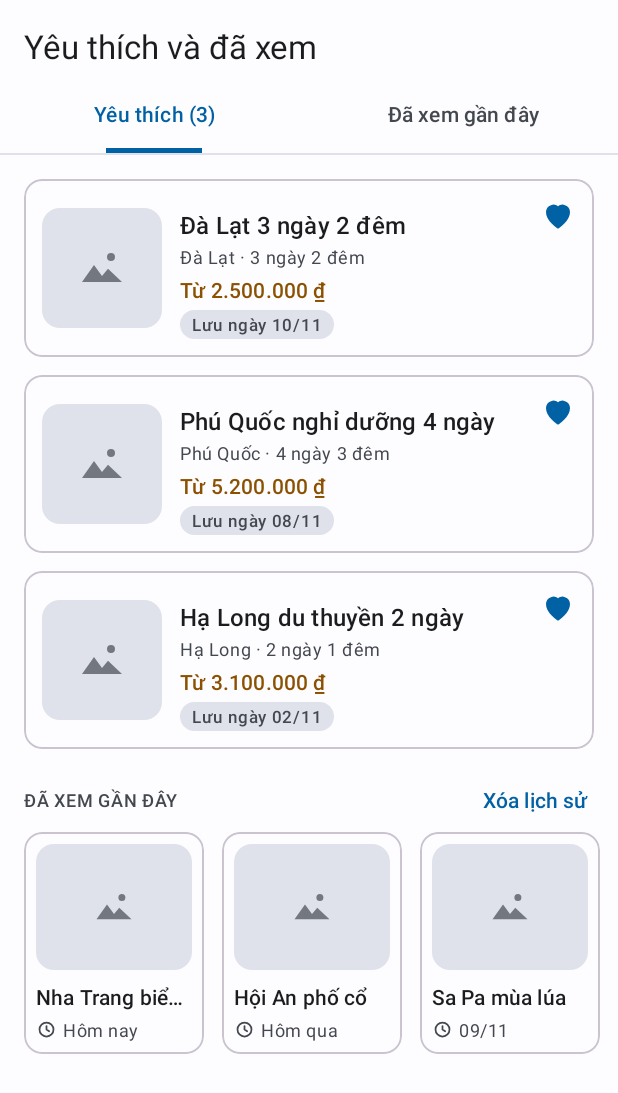
After one commit to SonT23/Android-UMT26-04, an Android app: the fragment YeuThichFragment shown on its own in the app's theme, on a phone screen of 412 x 824 dp. The commit adds this screen. Shown: the top 1093 px of the screen. Run offline under Robolectric (Android 15) with nearby library versions, the phone set to English and light mode, and no system bars.

Commit message:
[+] Layout A21 Yêu thích và đã xem

```diff
--- /dev/null
+++ b/Source/TourApp/app/src/main/java/vn/edu/umt/tour/ui/khach/khampha/DaXemAdapter.kt
@@ -0,0 +1,41 @@
+package vn.edu.umt.tour.ui.khach.khampha
+
+import android.view.LayoutInflater
+import android.view.View
+import android.view.ViewGroup
+import android.widget.TextView
+import androidx.recyclerview.widget.RecyclerView
+import vn.edu.umt.tour.R
+
+// Adapter cho ô tour đã xem ở A21 (dùng cho cả dải ngang và lưới)
+class DaXemAdapter(private val daXem: List<DaXemMau>) :
+    RecyclerView.Adapter<DaXemAdapter.ViewHolder>() {
+
+    var onClick: ((DaXemMau) -> Unit)? = null
+
+    inner class ViewHolder(itemView: View) : RecyclerView.ViewHolder(itemView) {
+        val tenTV = itemView.findViewById<TextView>(R.id.tenTV)
+        val thoiGianTV = itemView.findViewById<TextView>(R.id.thoiGianTV)
+
+        init {
+            itemView.setOnClickListener {
+                onClick?.invoke(daXem[bindingAdapterPosition])
+            }
+        }
+    }
+
+    override fun onCreateViewHolder(parent: ViewGroup, viewType: Int): ViewHolder {
+        val inflater = LayoutInflater.from(parent.context)
+        val view = inflater.inflate(R.layout.item_a21_da_xem, parent, false)
+        return ViewHolder(view)
+    }
+
+    override fun getItemCount(): Int {
+        return daXem.size
+    }
+
+    override fun onBindViewHolder(holder: ViewHolder, position: Int) {
+        holder.tenTV.text = daXem[position].ten
+        holder.thoiGianTV.text = daXem[position].thoiGian
+    }
+}
--- a/Source/TourApp/app/src/main/java/vn/edu/umt/tour/ui/khach/khampha/DuLieuMau.kt
+++ b/Source/TourApp/app/src/main/java/vn/edu/umt/tour/ui/khach/khampha/DuLieuMau.kt
@@ -71,3 +71,29 @@ fun taoDotMau(): ArrayList<DotMau> {
         DotMau("30/10 đến 01/11/2026", "Người lớn 2.400.000 ₫, trẻ em 1.440.000 ₫", 0)
     )
 }
+
+// A21: tour đã lưu yêu thích. Nhãn xám ghi ngày lưu.
+fun taoYeuThichMau(): ArrayList<TourMau> {
+    return arrayListOf(
+        TourMau("Đà Lạt 3 ngày 2 đêm", "Đà Lạt · 3 ngày 2 đêm", "Từ 2.500.000 ₫", "Lưu ngày 10/11", true, true),
+        TourMau("Phú Quốc nghỉ dưỡng 4 ngày", "Phú Quốc · 4 ngày 3 đêm", "Từ 5.200.000 ₫", "Lưu ngày 08/11", true, true),
+        TourMau("Hạ Long du thuyền 2 ngày", "Hạ Long · 2 ngày 1 đêm", "Từ 3.100.000 ₫", "Lưu ngày 02/11", true, true)
+    )
+}
+
+// A21: tour đã xem gần đây
+class DaXemMau(
+    val ten: String,
+    val thoiGian: String
+)
+
+fun taoDaXemMau(): ArrayList<DaXemMau> {
+    return arrayListOf(
+        DaXemMau("Nha Trang biển đảo", "Hôm nay"),
+        DaXemMau("Hội An phố cổ", "Hôm qua"),
+        DaXemMau("Sa Pa mùa lúa", "09/11"),
+        DaXemMau("Đà Lạt 3 ngày 2 đêm", "08/11"),
+        DaXemMau("Phú Quốc nghỉ dưỡng", "05/11"),
+        DaXemMau("Hạ Long du thuyền", "02/11")
+    )
+}
--- a/Source/TourApp/app/src/main/java/vn/edu/umt/tour/ui/khach/khampha/ManHinhB.kt
+++ b/Source/TourApp/app/src/main/java/vn/edu/umt/tour/ui/khach/khampha/ManHinhB.kt
@@ -11,4 +11,5 @@ val manHinhB: List<ManHinh> = listOf(
     ManHinh("A02", "Tìm tour") { TimTourFragment() },
     ManHinh("A02", "Bộ lọc") { BoLocFragment() },
     ManHinh("A03", "Chi tiết tour") { ChiTietTourFragment() },
+    ManHinh("A21", "Yêu thích và đã xem") { YeuThichFragment() },
 )
--- /dev/null
+++ b/Source/TourApp/app/src/main/java/vn/edu/umt/tour/ui/khach/khampha/YeuThichFragment.kt
@@ -0,0 +1,118 @@
+package vn.edu.umt.tour.ui.khach.khampha
+
+import android.os.Bundle
+import android.view.LayoutInflater
+import android.view.View
+import android.view.ViewGroup
+import android.widget.LinearLayout
+import android.widget.ScrollView
+import android.widget.TextView
+import android.widget.Toast
+import androidx.core.content.ContextCompat
+import androidx.fragment.app.Fragment
+import androidx.recyclerview.widget.GridLayoutManager
+import androidx.recyclerview.widget.LinearLayoutManager
+import androidx.recyclerview.widget.RecyclerView
+import vn.edu.umt.tour.R
+
+// A21 Yêu thích và đã xem: hai tab, danh sách tour đã lưu, các tour đã xem gần đây.
+// Hiện dùng dữ liệu mẫu; lưu bằng Room (B5, B6) làm sau.
+class YeuThichFragment : Fragment() {
+
+    private lateinit var yeuThichTabTV: TextView
+    private lateinit var daXemTabTV: TextView
+    private lateinit var yeuThichGachV: View
+    private lateinit var daXemGachV: View
+    private lateinit var yeuThichSV: ScrollView
+    private lateinit var daXemLuoiRV: RecyclerView
+
+    override fun onCreateView(
+        inflater: LayoutInflater, container: ViewGroup?, savedInstanceState: Bundle?
+    ): View? {
+        return inflater.inflate(R.layout.fragment_a21_yeu_thich, container, false)
+    }
+
+    override fun onViewCreated(view: View, savedInstanceState: Bundle?) {
+        super.onViewCreated(view, savedInstanceState)
+
+        yeuThichTabTV = view.findViewById(R.id.yeuThichTabTV)
+        daXemTabTV = view.findViewById(R.id.daXemTabTV)
+        yeuThichGachV = view.findViewById(R.id.yeuThichGachV)
+        daXemGachV = view.findViewById(R.id.daXemGachV)
+        yeuThichSV = view.findViewById(R.id.yeuThichSV)
+        daXemLuoiRV = view.findViewById(R.id.daXemLuoiRV)
+
+        // ----- Danh sách yêu thích -----
+        val yeuThich = taoYeuThichMau()
+        val yeuThichAdapter = TourAdapter(yeuThich)
+        val yeuThichRV = view.findViewById<RecyclerView>(R.id.yeuThichRV)
+        yeuThichRV.layoutManager = LinearLayoutManager(requireContext())
+        yeuThichRV.adapter = yeuThichAdapter
+        val chuaCoYeuThichTV = view.findViewById<TextView>(R.id.chuaCoYeuThichTV)
+        yeuThichTabTV.text = getString(R.string.a21_tab_yeu_thich, yeuThich.size)
+
+        yeuThichAdapter.onTourClick = { tour ->
+            Toast.makeText(requireContext(), tour.ten, Toast.LENGTH_SHORT).show()
+        }
+        // Bấm tim ở đây nghĩa là bỏ khỏi yêu thích: xóa khỏi danh sách rồi báo adapter
+        yeuThichAdapter.onYeuThichClick = { viTri ->
+            yeuThich.removeAt(viTri)
+            yeuThichAdapter.notifyItemRemoved(viTri)
+            yeuThichTabTV.text = getString(R.string.a21_tab_yeu_thich, yeuThich.size)
+            if (yeuThich.isEmpty()) {
+                chuaCoYeuThichTV.visibility = View.VISIBLE
+            }
+        }
+
+        // ----- Tour đã xem: dải ngang ở tab 1 và lưới ở tab 2 dùng chung một danh sách -----
+        val daXem = taoDaXemMau()
+        val daXemAdapter = DaXemAdapter(daXem)
+        val daXemRV = view.findViewById<RecyclerView>(R.id.daXemRV)
+        daXemRV.layoutManager =
+            LinearLayoutManager(requireContext(), LinearLayoutManager.HORIZONTAL, false)
+        daXemRV.adapter = daXemAdapter
+
+        val luoiAdapter = DaXemAdapter(daXem)
+        daXemLuoiRV.layoutManager = GridLayoutManager(requireContext(), 3)
+        daXemLuoiRV.adapter = luoiAdapter
+
+        daXemAdapter.onClick = { tour ->
+            Toast.makeText(requireContext(), tour.ten, Toast.LENGTH_SHORT).show()
+        }
+        luoiAdapter.onClick = daXemAdapter.onClick
+
+        val chuaXemTV = view.findViewById<TextView>(R.id.chuaXemTV)
+        view.findViewById<TextView>(R.id.xoaLichSuTV).setOnClickListener {
+            val soLuong = daXem.size
+            daXem.clear()
+            daXemAdapter.notifyItemRangeRemoved(0, soLuong)
+            luoiAdapter.notifyItemRangeRemoved(0, soLuong)
+            chuaXemTV.visibility = View.VISIBLE
+        }
+
+        // ----- Chuyển tab -----
+        view.findViewById<LinearLayout>(R.id.yeuThichTabLL).setOnClickListener { chonTab(true) }
+        view.findViewById<LinearLayout>(R.id.daXemTabLL).setOnClickListener { chonTab(false) }
+    }
+
+    // Hiện nội dung của tab được chọn, đổi màu chữ và gạch chân
+    private fun chonTab(tabYeuThich: Boolean) {
+        val mauChon = ContextCompat.getColor(requireContext(), R.color.primary)
+        val mauThuong = ContextCompat.getColor(requireContext(), R.color.on_surface_variant)
+        if (tabYeuThich) {
+            yeuThichSV.visibility = View.VISIBLE
+            daXemLuoiRV.visibility = View.GONE
+            yeuThichGachV.visibility = View.VISIBLE
+            daXemGachV.visibility = View.INVISIBLE
+            yeuThichTabTV.setTextColor(mauChon)
+            daXemTabTV.setTextColor(mauThuong)
+        } else {
+            yeuThichSV.visibility = View.GONE
+            daXemLuoiRV.visibility = View.VISIBLE
+            yeuThichGachV.visibility = View.INVISIBLE
+            daXemGachV.visibility = View.VISIBLE
+            yeuThichTabTV.setTextColor(mauThuong)
+            daXemTabTV.setTextColor(mauChon)
+        }
+    }
+}
--- /dev/null
+++ b/Source/TourApp/app/src/main/res/layout/fragment_a21_yeu_thich.xml
@@ -0,0 +1,221 @@
+<?xml version="1.0" encoding="utf-8"?>
+<!-- A21 Yêu thích và đã xem. Thanh điều hướng dưới KHÔNG nằm ở đây, nó thuộc KhachActivity. -->
+<androidx.constraintlayout.widget.ConstraintLayout xmlns:android="http://schemas.android.com/apk/res/android"
+    xmlns:app="http://schemas.android.com/apk/res-auto"
+    xmlns:tools="http://schemas.android.com/tools"
+    android:layout_width="match_parent"
+    android:layout_height="match_parent"
+    android:background="?android:attr/colorBackground">
+
+    <TextView
+        android:id="@+id/tieuDeTV"
+        android:layout_width="wrap_content"
+        android:layout_height="wrap_content"
+        android:layout_marginStart="@dimen/space_m"
+        android:layout_marginTop="@dimen/space_m"
+        android:text="@string/a21_tieu_de"
+        android:textAppearance="?attr/textAppearanceTitleLarge"
+        android:textColor="?attr/colorOnSurface"
+        app:layout_constraintStart_toStartOf="parent"
+        app:layout_constraintTop_toTopOf="parent" />
+
+    <!-- Hai tab: mỗi tab gồm chữ và một gạch chân, tab đang chọn mới hiện gạch chân -->
+    <LinearLayout
+        android:id="@+id/tabLL"
+        android:layout_width="0dp"
+        android:layout_height="wrap_content"
+        android:layout_marginTop="@dimen/space_s"
+        android:orientation="horizontal"
+        app:layout_constraintEnd_toEndOf="parent"
+        app:layout_constraintStart_toStartOf="parent"
+        app:layout_constraintTop_toBottomOf="@+id/tieuDeTV">
+
+        <LinearLayout
+            android:id="@+id/yeuThichTabLL"
+            android:layout_width="0dp"
+            android:layout_height="wrap_content"
+            android:layout_weight="1"
+            android:background="?attr/selectableItemBackground"
+            android:orientation="vertical">
+
+            <TextView
+                android:id="@+id/yeuThichTabTV"
+                android:layout_width="match_parent"
+                android:layout_height="45dp"
+                android:gravity="center"
+                android:textAppearance="?attr/textAppearanceTitleSmall"
+                android:textColor="?attr/colorPrimary"
+                tools:text="Yêu thích (3)" />
+
+            <View
+                android:id="@+id/yeuThichGachV"
+                android:layout_width="64dp"
+                android:layout_height="3dp"
+                android:layout_gravity="center_horizontal"
+                android:background="?attr/colorPrimary" />
+        </LinearLayout>
+
+        <LinearLayout
+            android:id="@+id/daXemTabLL"
+            android:layout_width="0dp"
+            android:layout_height="wrap_content"
+            android:layout_weight="1"
+            android:background="?attr/selectableItemBackground"
+            android:orientation="vertical">
+
+            <TextView
+                android:id="@+id/daXemTabTV"
+                android:layout_width="match_parent"
+                android:layout_height="45dp"
+                android:gravity="center"
+                android:text="@string/a21_tab_da_xem"
+                android:textAppearance="?attr/textAppearanceTitleSmall"
+                android:textColor="?attr/colorOnSurfaceVariant" />
+
+            <View
+                android:id="@+id/daXemGachV"
+                android:layout_width="64dp"
+                android:layout_height="3dp"
+                android:layout_gravity="center_horizontal"
+                android:background="?attr/colorPrimary"
+                android:visibility="invisible" />
+        </LinearLayout>
+    </LinearLayout>
+
+    <View
+        android:id="@+id/duongKeV"
+        android:layout_width="0dp"
+        android:layout_height="1dp"
+        android:background="?attr/colorSurfaceVariant"
+        app:layout_constraintEnd_toEndOf="parent"
+        app:layout_constraintStart_toStartOf="parent"
+        app:layout_constraintTop_toBottomOf="@+id/tabLL" />
+
+    <!-- Dải báo mất mạng: ẩn khi chạy, hiện khi kiểm tra mạng (làm sau). tools:visibility chỉ để xem trước. -->
+    <TextView
+        android:id="@+id/matMangTV"
+        android:layout_width="0dp"
+        android:layout_height="wrap_content"
+        android:background="?attr/colorTertiaryContainer"
+        android:paddingStart="@dimen/space_m"
+        android:paddingTop="10dp"
+        android:paddingEnd="@dimen/space_m"
+        android:paddingBottom="10dp"
+        android:text="@string/a21_mat_mang"
+        android:textAppearance="?attr/textAppearanceBodySmall"
+        android:textColor="?attr/colorOnTertiaryContainer"
+        android:visibility="gone"
+        app:layout_constraintEnd_toEndOf="parent"
+        app:layout_constraintStart_toStartOf="parent"
+        app:layout_constraintTop_toBottomOf="@+id/duongKeV"
+        tools:visibility="visible" />
+
+    <!-- Nội dung tab "Yêu thích": danh sách tour đã lưu và dải tour đã xem -->
+    <ScrollView
+        android:id="@+id/yeuThichSV"
+        android:layout_width="0dp"
+        android:layout_height="0dp"
+        app:layout_constraintBottom_toBottomOf="parent"
+        app:layout_constraintEnd_toEndOf="parent"
+        app:layout_constraintStart_toStartOf="parent"
+        app:layout_constraintTop_toBottomOf="@+id/matMangTV">
+
+        <LinearLayout
+            android:layout_width="match_parent"
+            android:layout_height="wrap_content"
+            android:orientation="vertical"
+            android:paddingTop="@dimen/space_m"
+            android:paddingBottom="@dimen/space_m">
+
+            <androidx.recyclerview.widget.RecyclerView
+                android:id="@+id/yeuThichRV"
+                android:layout_width="match_parent"
+                android:layout_height="wrap_content"
+                android:nestedScrollingEnabled="false"
+                android:paddingStart="@dimen/space_m"
+                android:paddingEnd="@dimen/space_m"
+                tools:itemCount="3"
+                tools:listitem="@layout/item_a02_tour" />
+
+            <TextView
+                android:id="@+id/chuaCoYeuThichTV"
+                android:layout_width="match_parent"
+                android:layout_height="wrap_content"
+                android:paddingStart="@dimen/space_m"
+                android:paddingTop="@dimen/space_l"
+                android:paddingEnd="@dimen/space_m"
+                android:paddingBottom="@dimen/space_l"
+                android:text="@string/a21_chua_co_yeu_thich"
+                android:textAppearance="?attr/textAppearanceBodyMedium"
+                android:textColor="?attr/colorOutline"
+                android:visibility="gone" />
+
+            <LinearLayout
+                android:layout_width="match_parent"
+                android:layout_height="wrap_content"
+                android:layout_marginTop="@dimen/space_s"
+                android:gravity="center_vertical"
+                android:orientation="horizontal"
+                android:paddingStart="@dimen/space_m"
+                android:paddingEnd="@dimen/space_m">
+
+                <TextView
+                    android:layout_width="0dp"
+                    android:layout_height="wrap_content"
+                    android:layout_weight="1"
+                    android:text="@string/a21_da_xem_gan_day"
+                    android:textAppearance="?attr/textAppearanceLabelMedium"
+                    android:textColor="?attr/colorOnSurfaceVariant" />
+
+                <TextView
+                    android:id="@+id/xoaLichSuTV"
+                    android:layout_width="wrap_content"
+                    android:layout_height="wrap_content"
+                    android:background="?attr/selectableItemBackground"
+                    android:padding="@dimen/space_xs"
+                    android:text="@string/a21_xoa_lich_su"
+                    android:textAppearance="?attr/textAppearanceLabelLarge"
+                    android:textColor="?attr/colorPrimary" />
+            </LinearLayout>
+
+            <androidx.recyclerview.widget.RecyclerView
+                android:id="@+id/daXemRV"
+                android:layout_width="match_parent"
+                android:layout_height="wrap_content"
+                android:layout_marginTop="@dimen/space_s"
+                android:clipToPadding="false"
+                android:paddingStart="@dimen/space_m"
+                android:paddingEnd="@dimen/space_xs"
+                tools:listitem="@layout/item_a21_da_xem"
+                tools:orientation="horizontal" />
+
+            <TextView
+                android:id="@+id/chuaXemTV"
+                android:layout_width="match_parent"
+                android:layout_height="wrap_content"
+                android:paddingStart="@dimen/space_m"
+                android:paddingTop="@dimen/space_s"
+                android:paddingEnd="@dimen/space_m"
+                android:text="@string/a21_chua_xem"
+                android:textAppearance="?attr/textAppearanceBodyMedium"
+                android:textColor="?attr/colorOutline"
+                android:visibility="gone" />
+        </LinearLayout>
+    </ScrollView>
+
+    <!-- Nội dung tab "Đã xem gần đây": lưới 3 cột -->
+    <androidx.recyclerview.widget.RecyclerView
+        android:id="@+id/daXemLuoiRV"
+        android:layout_width="0dp"
+        android:layout_height="0dp"
+        android:clipToPadding="false"
+        android:paddingStart="@dimen/space_m"
+        android:paddingTop="@dimen/space_m"
+        android:paddingEnd="@dimen/space_m"
+        android:visibility="gone"
+        app:layout_constraintBottom_toBottomOf="parent"
+        app:layout_constraintEnd_toEndOf="parent"
+        app:layout_constraintStart_toStartOf="parent"
+        app:layout_constraintTop_toBottomOf="@+id/matMangTV" />
+
+</androidx.constraintlayout.widget.ConstraintLayout>
--- /dev/null
+++ b/Source/TourApp/app/src/main/res/layout/item_a21_da_xem.xml
@@ -0,0 +1,63 @@
+<?xml version="1.0" encoding="utf-8"?>
+<!-- Một ô tour đã xem ở A21: ảnh, tên, thời điểm xem -->
+<com.google.android.material.card.MaterialCardView xmlns:android="http://schemas.android.com/apk/res/android"
+    xmlns:app="http://schemas.android.com/apk/res-auto"
+    xmlns:tools="http://schemas.android.com/tools"
+    style="?attr/materialCardViewOutlinedStyle"
+    android:layout_width="120dp"
+    android:layout_height="wrap_content"
+    android:layout_marginEnd="12dp"
+    android:layout_marginBottom="12dp"
+    app:cardCornerRadius="@dimen/radius_card">
+
+    <LinearLayout
+        android:layout_width="match_parent"
+        android:layout_height="wrap_content"
+        android:orientation="vertical"
+        android:padding="@dimen/space_s">
+
+        <ImageView
+            android:layout_width="match_parent"
+            android:layout_height="84dp"
+            android:background="@drawable/bg_anh_trong"
+            android:contentDescription="@string/a01_anh"
+            android:padding="28dp"
+            app:srcCompat="@drawable/ic_image"
+            app:tint="?attr/colorOutline" />
+
+        <TextView
+            android:id="@+id/tenTV"
+            android:layout_width="match_parent"
+            android:layout_height="wrap_content"
+            android:layout_marginTop="@dimen/space_s"
+            android:ellipsize="end"
+            android:maxLines="1"
+            android:textAppearance="?attr/textAppearanceLabelLarge"
+            android:textColor="?attr/colorOnSurface"
+            tools:text="Nha Trang biển đảo" />
+
+        <LinearLayout
+            android:layout_width="match_parent"
+            android:layout_height="wrap_content"
+            android:layout_marginTop="@dimen/space_xs"
+            android:gravity="center_vertical"
+            android:orientation="horizontal">
+
+            <ImageView
+                android:layout_width="14dp"
+                android:layout_height="14dp"
+                android:importantForAccessibility="no"
+                app:srcCompat="@drawable/ic_schedule"
+                app:tint="?attr/colorOnSurfaceVariant" />
+
+            <TextView
+                android:id="@+id/thoiGianTV"
+                android:layout_width="wrap_content"
+                android:layout_height="wrap_content"
+                android:layout_marginStart="@dimen/space_xs"
+                android:textAppearance="?attr/textAppearanceBodySmall"
+                android:textColor="?attr/colorOnSurfaceVariant"
+                tools:text="Hôm nay" />
+        </LinearLayout>
+    </LinearLayout>
+</com.google.android.material.card.MaterialCardView>
--- a/Source/TourApp/app/src/main/res/values/strings_khampha.xml
+++ b/Source/TourApp/app/src/main/res/values/strings_khampha.xml
@@ -59,4 +59,14 @@
     <string name="a03_con_cho">Còn %1$d chỗ</string>
     <string name="a03_het_cho">Hết chỗ</string>
     <string name="a03_mo_rong">Xem chi tiết ngày</string>
+
+    <!-- A21 Yêu thích và đã xem -->
+    <string name="a21_tieu_de">Yêu thích và đã xem</string>
+    <string name="a21_tab_yeu_thich">Yêu thích (%1$d)</string>
+    <string name="a21_tab_da_xem">Đã xem gần đây</string>
+    <string name="a21_mat_mang">Đang mất mạng. Tour đã lưu vẫn xem được.</string>
+    <string name="a21_chua_co_yeu_thich">Chưa có tour yêu thích. Bấm biểu tượng tim ở một tour để lưu lại.</string>
+    <string name="a21_da_xem_gan_day">ĐÃ XEM GẦN ĐÂY</string>
+    <string name="a21_xoa_lich_su">Xóa lịch sử</string>
+    <string name="a21_chua_xem">Chưa xem tour nào.</string>
 </resources>
```
Also changed, not shown: 1 other file.
